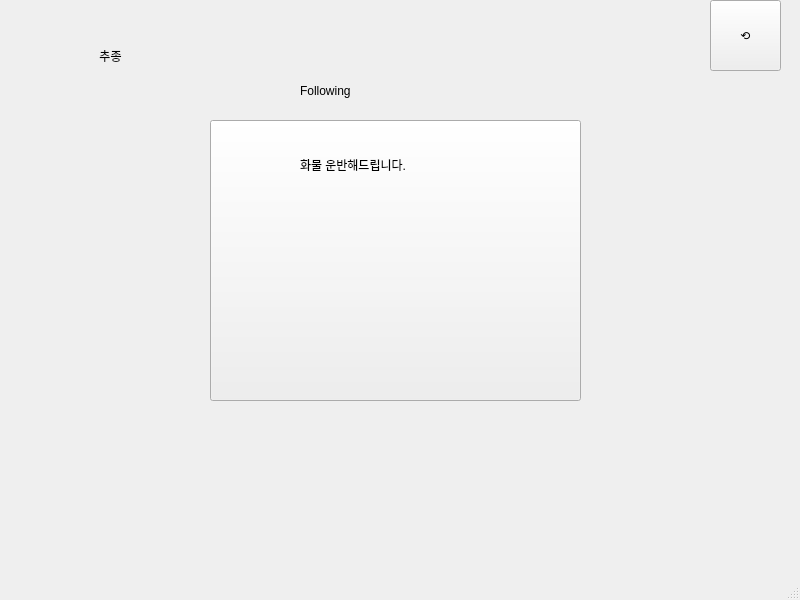
Qt form ui/Following.ui (speae/paho.mqtt_py_demo) before a commit.
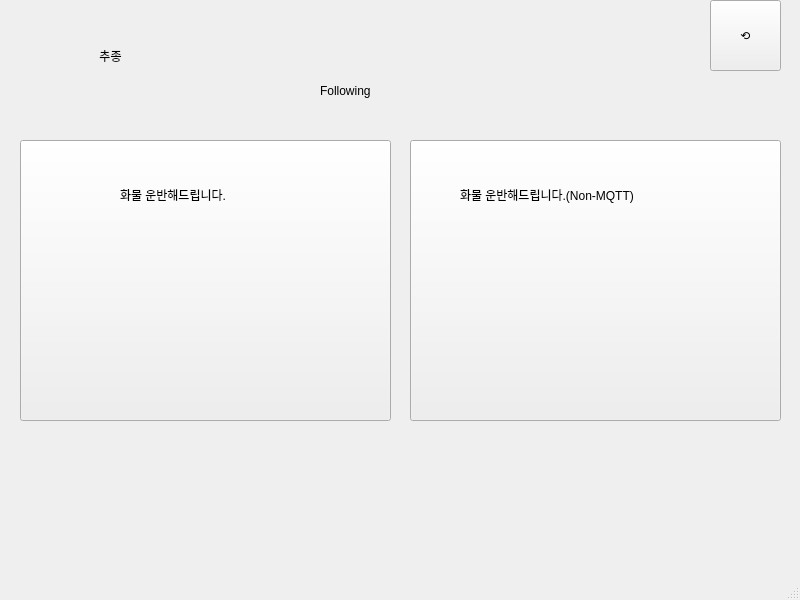
The same form after that commit.

Commit message: non-mqtt version add

```diff
--- a/ui/Following.ui
+++ b/ui/Following.ui
@@ -17,8 +17,8 @@
    <widget class="QPushButton" name="Following_Action_Btn">
     <property name="geometry">
      <rect>
-      <x>210</x>
-      <y>120</y>
+      <x>20</x>
+      <y>140</y>
       <width>371</width>
       <height>281</height>
      </rect>
@@ -33,7 +33,7 @@
    <widget class="QLabel" name="label">
     <property name="geometry">
      <rect>
-      <x>300</x>
+      <x>320</x>
       <y>70</y>
       <width>151</width>
       <height>41</height>
@@ -55,8 +55,8 @@
    <widget class="QLabel" name="label_2">
     <property name="geometry">
      <rect>
-      <x>300</x>
-      <y>150</y>
+      <x>120</x>
+      <y>180</y>
       <width>181</width>
       <height>31</height>
      </rect>
@@ -107,6 +107,41 @@
      <set>Qt::AlignCenter</set>
     </property>
    </widget>
+   <widget class="QPushButton" name="Following_Action_Old_Btn">
+    <property name="geometry">
+     <rect>
+      <x>410</x>
+      <y>140</y>
+      <width>371</width>
+      <height>281</height>
+     </rect>
+    </property>
+    <property name="styleSheet">
+     <string notr="true">border-color: rgb(0, 0, 0);</string>
+    </property>
+    <property name="text">
+     <string/>
+    </property>
+   </widget>
+   <widget class="QLabel" name="label_4">
+    <property name="geometry">
+     <rect>
+      <x>460</x>
+      <y>180</y>
+      <width>301</width>
+      <height>31</height>
+     </rect>
+    </property>
+    <property name="contextMenuPolicy">
+     <enum>Qt::DefaultContextMenu</enum>
+    </property>
+    <property name="styleSheet">
+     <string notr="true">font: 15pt &quot;BM DoHyeon OTF&quot;;</string>
+    </property>
+    <property name="text">
+     <string>&lt;html&gt;&lt;head/&gt;&lt;body&gt;&lt;p&gt;화물 운반해드립니다.(Non-MQTT)&lt;/p&gt;&lt;/body&gt;&lt;/html&gt;</string>
+    </property>
+   </widget>
   </widget>
   <widget class="QMenuBar" name="menubar">
    <property name="geometry">
```
The commit also changes 3 other files.
